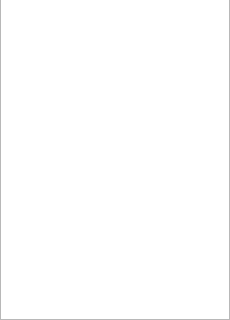
melak/veroroute, file src/pindialog.ui: the form before one commit; both pictures show x 0 to 230 and y 310 to 630 of the 230 by 630 pixel window.
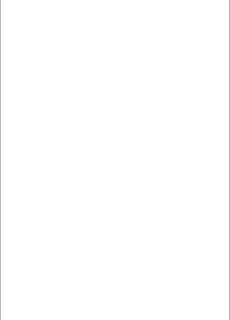
The form after the commit.

Patch:
```diff
--- a/src/pindialog.ui
+++ b/src/pindialog.ui
@@ -31,7 +31,7 @@
      <x>0</x>
      <y>0</y>
      <width>230</width>
-     <height>630</height>
+     <height>632</height>
     </rect>
    </property>
    <property name="focusPolicy">
```
